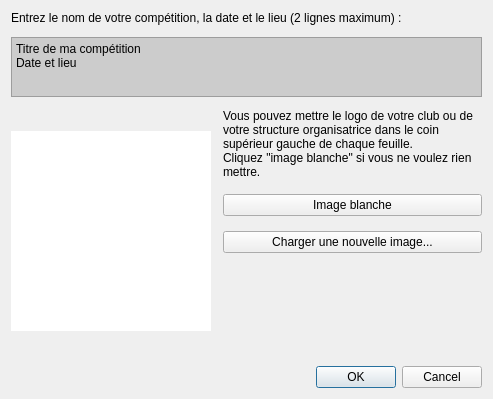
This is pdfdialog.ui in TRAPTAProject/traptaserver as Qt 5 draws it before an edit. The edited form follows.
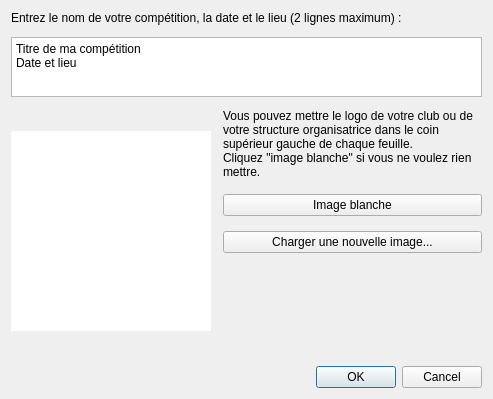
This is the edited form. Icons and pictures are not drawn.

What changed in the file:
```diff
--- a/pdfdialog.ui
+++ b/pdfdialog.ui
@@ -44,9 +44,6 @@
        <height>60</height>
       </size>
      </property>
-     <property name="styleSheet">
-      <string notr="true">background-color:#ccc</string>
-     </property>
      <property name="verticalScrollBarPolicy">
       <enum>Qt::ScrollBarAlwaysOff</enum>
      </property>
```
